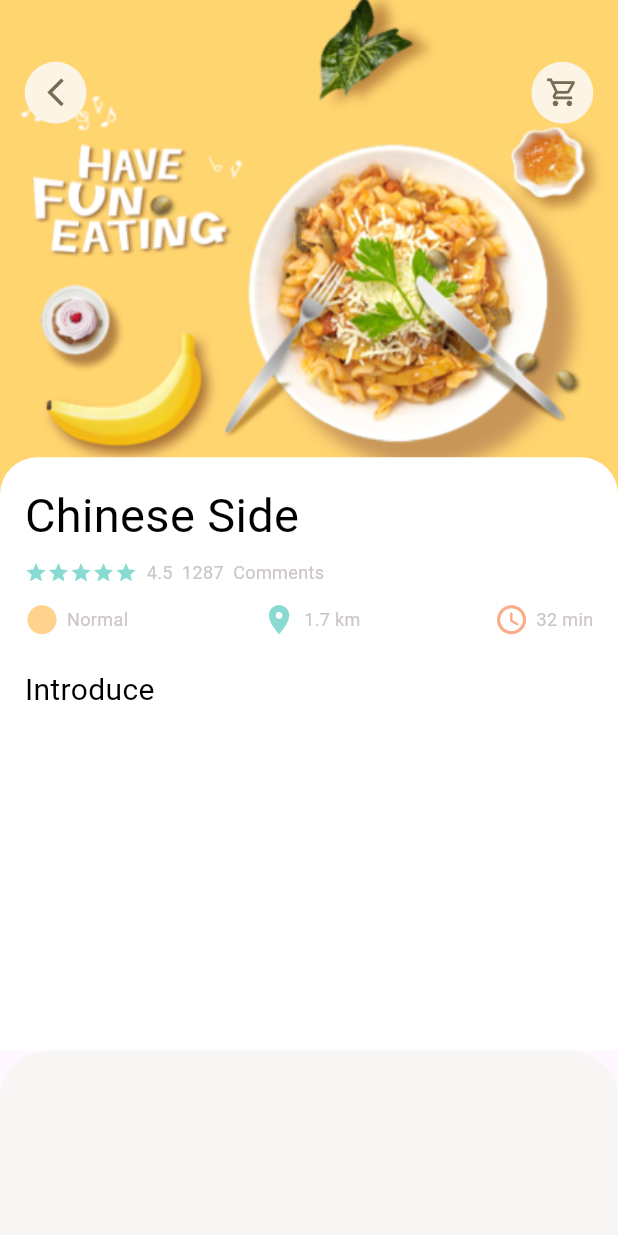
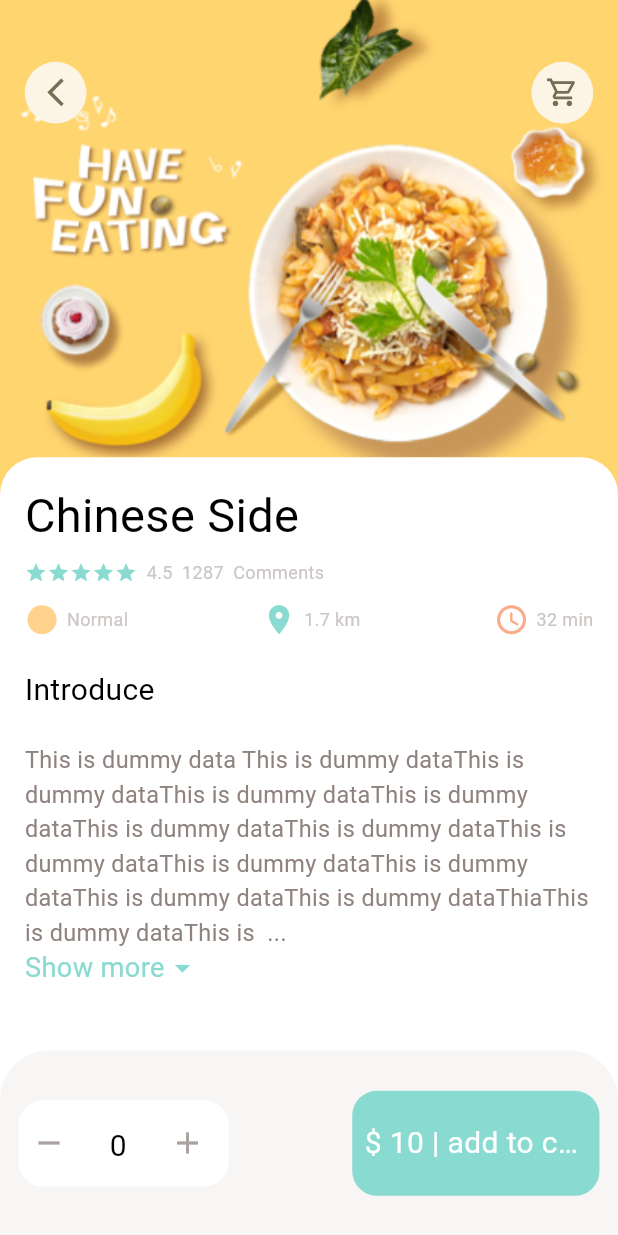
Before and after one commit to INI75/food_order_app, a Flutter app: the PopularFoodDetails screen opened by its route, on a phone screen of 412 x 824 dp. Run offline on Flutter 3.47's test engine with Material 2 defaults, Android fonts, the phone set to English and light mode, and no system bars; our stand-ins replace dots_indicator, get.

Commit message:
popular food page design complete

```diff
--- a/lib/Screens/Food/popular_food_details.dart
+++ b/lib/Screens/Food/popular_food_details.dart
@@ -4,9 +4,7 @@ import 'package:food_order_app/utils/dimensions.dart';
 import 'package:food_order_app/widgets/app_column.dart';
 import 'package:food_order_app/widgets/app_icon_class.dart';
 import 'package:food_order_app/widgets/big_text.dart';
-import 'package:food_order_app/widgets/icon_and_text_widget.dart';
-
-import '../../widgets/small_text.dart';
+import 'package:food_order_app/widgets/expandable_text.dart';
 
 class PopularFoodDetails extends StatelessWidget {
   static const routeName = '/popularFoodDetails';
@@ -15,6 +13,7 @@ class PopularFoodDetails extends StatelessWidget {
   @override
   Widget build(BuildContext context) {
     return Scaffold(
+      backgroundColor: Colors.white,
       body: Stack(children: [
         Positioned(
           left: 0,
@@ -60,7 +59,7 @@ class PopularFoodDetails extends StatelessWidget {
                       topLeft: Radius.circular(Dimensions.heightP(.03)),
                       topRight: Radius.circular(Dimensions.heightP(.03))),
                   color: Colors.white),
-              child: Column(
+              child: const Column(
                 crossAxisAlignment: CrossAxisAlignment.start,
                 children: [
                   AppColumn(
@@ -70,6 +69,14 @@ class PopularFoodDetails extends StatelessWidget {
                   BigText(
                     text: 'Introduce',
                     color: Colors.black,
+                  ),
+                  ResponsiveSizedBox(height: .025),
+                  Expanded(
+                    child: SingleChildScrollView(
+                      child: ExpandableTextWidget(
+                          text:
+                              'This is dummy data This is dummy dataThis is dummy dataThis is dummy dataThis is dummy dataThis is dummy dataThis is dummy dataThis is dummy dataThis is dummy dataThis is dummy dataThis is dummy dataThis is dummy dataThiaThis is dummy dataThis is dummy dataThis is dummy dataThis is dummy dataThis is dummy dataThis is dummy dataThis is dummy dataThis is dummy dataThis is dummy dataThis is dummy dataThis is dummy dataThis is dummy dataThis is dummy dat'),
+                    ),
                   )
                 ],
               )),
@@ -88,6 +95,58 @@ class PopularFoodDetails extends StatelessWidget {
               topLeft: Radius.circular(Dimensions.heightP(.04)),
               topRight: Radius.circular(Dimensions.heightP(.04))),
         ),
+
+        child:
+            Row(mainAxisAlignment: MainAxisAlignment.spaceBetween, children: [
+          Container(
+            height: Dimensions.heightP(.07),
+            width: Dimensions.widthP(.34),
+            padding: EdgeInsets.symmetric(
+                horizontal: Dimensions.widthP(.02),
+                vertical: Dimensions.heightP(.02)),
+            decoration: BoxDecoration(
+              color: Colors.white,
+              borderRadius: BorderRadius.circular(
+                Dimensions.heightP(0.02),
+              ),
+            ),
+            child: const Row(children: [
+              Icon(
+                Icons.remove,
+                color: AppColors.signColor,
+              ),
+              ResponsiveSizedBox(
+                width: .069,
+              ),
+              BigText(
+                text: '0',
+                color: Colors.black,
+              ),
+              ResponsiveSizedBox(
+                width: .069,
+              ),
+              Icon(
+                Icons.add,
+                color: AppColors.signColor,
+              )
+            ]),
+          ),
+          Container(
+            height: Dimensions.heightP(.085),
+            width: Dimensions.widthP(.4),
+            padding: EdgeInsets.symmetric(
+                horizontal: Dimensions.widthP(.02),
+                vertical: Dimensions.heightP(.02)),
+            decoration: BoxDecoration(
+              color: AppColors.mainColor,
+              borderRadius: BorderRadius.circular(
+                Dimensions.heightP(0.02),
+              ),
+            ),
+            alignment: Alignment.center,
+            child: BigText(text: '\$ 10 | add to cart', color: Colors.white),
+          )
+        ]),
       ),
     );
   }
--- a/lib/Screens/home/food_page_body.dart
+++ b/lib/Screens/home/food_page_body.dart
@@ -5,10 +5,8 @@ import 'package:food_order_app/utils/colors.dart';
 import 'package:food_order_app/utils/dimensions.dart';
 import 'package:food_order_app/widgets/app_column.dart';
 import 'package:food_order_app/widgets/big_text.dart';
-import 'package:food_order_app/widgets/icon_and_text_widget.dart';
 import 'package:food_order_app/widgets/item_card.dart';
 import 'package:food_order_app/widgets/small_text.dart';
-import 'package:get/get.dart';
 
 class FoodPageBody extends StatefulWidget {
   const FoodPageBody({super.key});
--- /dev/null
+++ b/lib/widgets/expandable_text.dart
@@ -0,0 +1,83 @@
+import 'package:flutter/material.dart';
+import 'package:food_order_app/utils/colors.dart';
+import 'package:food_order_app/utils/dimensions.dart';
+import 'package:food_order_app/widgets/small_text.dart';
+
+class ExpandableTextWidget extends StatefulWidget {
+  final String text;
+
+  const ExpandableTextWidget({super.key, required this.text});
+
+  @override
+  State<ExpandableTextWidget> createState() => _ExpandableTextWidgetState();
+}
+
+class _ExpandableTextWidgetState extends State<ExpandableTextWidget> {
+  late String firstHalf;
+  late String secondHalf;
+  bool hiddenText = true;
+  double textHeight = Dimensions.heightP(.3);
+
+  @override
+  void initState() {
+    // TODO: implement initState
+    super.initState();
+    if (widget.text.length > textHeight) {
+      firstHalf = widget.text.substring(
+        0,
+        textHeight.toInt(),
+      );
+      secondHalf = widget.text.substring(
+        textHeight.toInt() + 1,
+        widget.text.length,
+      );
+    } else {
+      firstHalf = widget.text;
+      secondHalf = '';
+    }
+  }
+
+  @override
+  Widget build(BuildContext context) {
+    return Container(
+      child: secondHalf.isEmpty
+          ? SmallText(text: firstHalf)
+          : Column(
+              crossAxisAlignment: CrossAxisAlignment.start,
+              children: [
+                SmallText(
+                  text: hiddenText
+                      ? ('$firstHalf ...')
+                      : (firstHalf + secondHalf),
+                  size: Dimensions.heightP(.019),
+                  color: AppColors.paraColor,
+                  height: 1.5,
+                ),
+                InkWell(
+                  onTap: () {
+                    setState(() {
+                      hiddenText = !hiddenText;
+                    });
+                  },
+                  child: SizedBox(
+                      child: Row(
+                    children: [
+                      SmallText(
+                        text: hiddenText ? 'Show more' : 'Show less',
+                        color: AppColors.mainColor,
+                        size: Dimensions.heightP(.022),
+                      ),
+                      Icon(
+                        hiddenText
+                            ? Icons.arrow_drop_down
+                            : Icons.arrow_drop_up,
+                        color: AppColors.mainColor,
+                      )
+                    ],
+                  )),
+                )
+              ],
+            ),
+    );
+  }
+}
```
